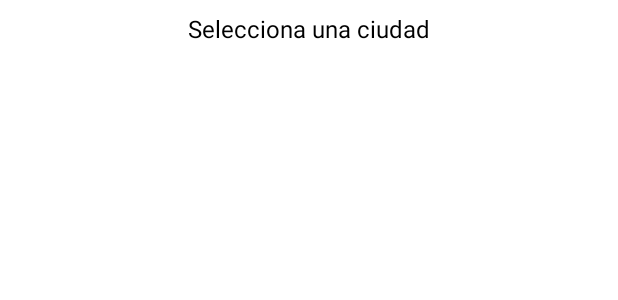
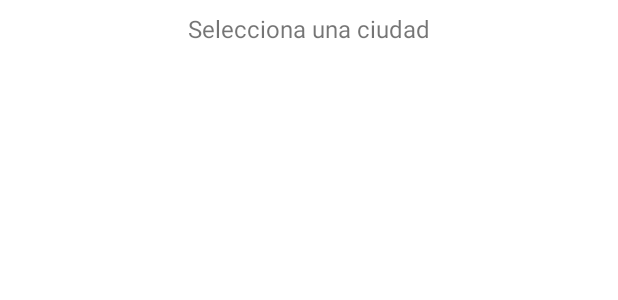
Before and after one commit to 4aac/GreenDots, an Android app built with Jetpack Compose: the layout spinner_items.xml on its own in the app's theme, with its tools: preview values and no code run, on a phone screen of 412 x 824 dp. Shown: the top 300 px of the screen. Run offline under Robolectric (Android 15) with nearby library versions, the phone set to English and light mode, and no system bars.

Commit message:
feat: color de la fuente del search bar items colocado

```diff
--- a/movilapp/app/src/main/res/layout/spinner_items.xml
+++ b/movilapp/app/src/main/res/layout/spinner_items.xml
@@ -7,5 +7,4 @@
     android:gravity="center"
     android:padding="8dp"
     android:textSize="16sp"
-    android:textColor="@android:color/black"
     android:text="Selecciona una ciudad" />
```
